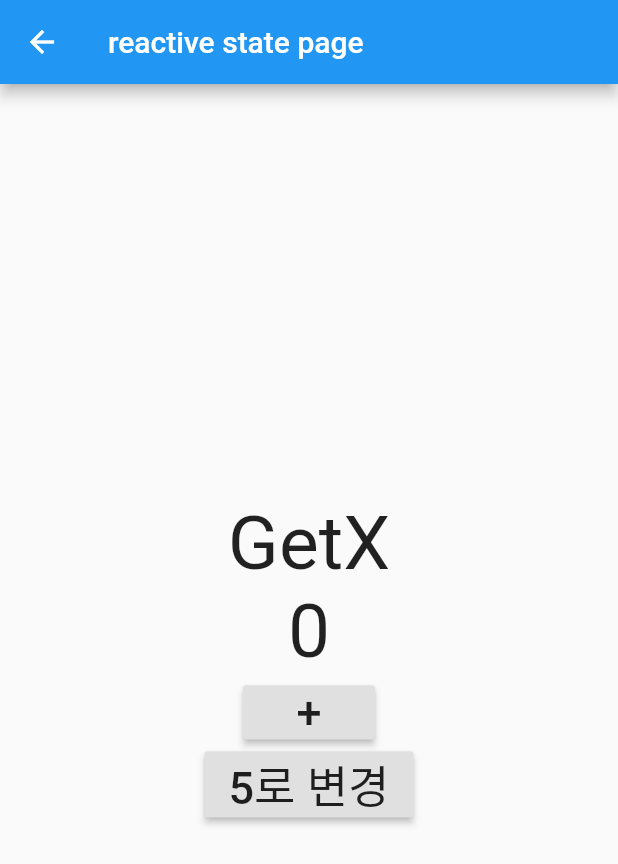
After one commit to rwarou/getX, a Flutter app: the screen it shows after launch, after a tap on "반응형 상태 관리", on a phone screen of 412 x 824 dp. The commit adds this screen. Shown: the top 864 px of the screen. Run offline on Flutter 3.47's test engine with Material 2 defaults, Android fonts, the phone set to English and light mode, and no system bars; our stand-ins replace get.

Commit message:
반응형 상태 관리

```diff
--- /dev/null
+++ b/lib/src/controller/countControllerWithReactive.dart
@@ -0,0 +1,13 @@
+import 'package:get/get.dart';
+
+class CountControllerWithReactive {
+  RxInt count = 0.obs;
+
+  void increase() {
+    count++;
+  }
+
+  void putNumber(int value) {
+    count(value);
+  }
+}
--- a/lib/src/home.dart
+++ b/lib/src/home.dart
@@ -1,6 +1,7 @@
 import 'package:flutter/material.dart';
 import 'package:get/get.dart';
 import 'package:get_x/src/pages/normal/first.dart';
+import 'package:get_x/src/pages/reactiveStateManage.dart';
 import 'package:get_x/src/pages/simpleStateManage.dart';
 
 class Home extends StatelessWidget {
@@ -53,6 +54,12 @@ class Home extends StatelessWidget {
               onPressed: () {
                 Get.to(SimpleStateManagePage());
               },
+            ),
+            RaisedButton(
+              child: const Text("반응형 상태 관리"),
+              onPressed: () {
+                Get.to(ReactiveStateManagePage());
+              },
             )
           ],
         ),
--- /dev/null
+++ b/lib/src/pages/reactiveStateManage.dart
@@ -0,0 +1,57 @@
+import 'package:flutter/material.dart';
+import 'package:get/get.dart';
+import 'package:get_x/src/controller/countControllerWithGetX.dart';
+import 'package:get_x/src/controller/countControllerWithProvider.dart';
+import 'package:get_x/src/controller/countControllerWithReactive.dart';
+import 'package:get_x/src/pages/state/withGetX.dart';
+import 'package:get_x/src/pages/state/withProvider.dart';
+import 'package:provider/provider.dart';
+
+class ReactiveStateManagePage extends StatelessWidget {
+  const ReactiveStateManagePage({Key? key}) : super(key: key);
+
+  @override
+  Widget build(BuildContext context) {
+    Get.put(CountControllerWithReactive());
+    return Scaffold(
+      appBar: AppBar(
+        title: const Text("reactive state page"),
+      ),
+      body: Center(
+        child: Column(
+          mainAxisAlignment: MainAxisAlignment.center,
+          children: [
+            Text(
+              "GetX",
+              style: TextStyle(fontSize: 50),
+            ),
+            Obx(
+              () => Text(
+                "${Get.find<CountControllerWithReactive>().count.value}",
+                style: TextStyle(fontSize: 50),
+              ),
+            ),
+            RaisedButton(
+              child: Text(
+                "+",
+                style: TextStyle(fontSize: 30),
+              ),
+              onPressed: () {
+                Get.find<CountControllerWithReactive>().increase();
+              },
+            ),
+            RaisedButton(
+              child: Text(
+                "5로 변경",
+                style: TextStyle(fontSize: 30),
+              ),
+              onPressed: () {
+                Get.find<CountControllerWithReactive>().putNumber(5);
+              },
+            ),
+          ],
+        ),
+      ),
+    );
+  }
+}
```
